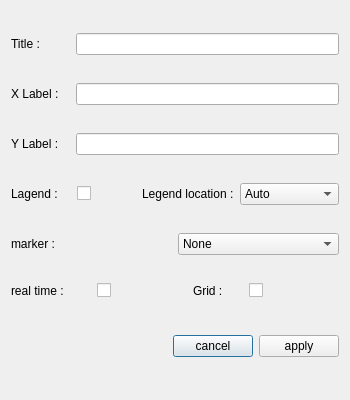
Old version of the form customize_dialog.ui in the repository Meliani-Mehdi/Graphite_QT.
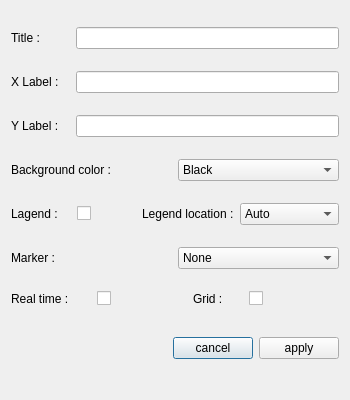
New version of the form. Icons and pictures are not drawn.

Commit message: forgot to add this stuff from last time

```diff
--- a/customize_dialog.ui
+++ b/customize_dialog.ui
@@ -32,7 +32,7 @@
   <property name="styleSheet">
    <string notr="true"/>
   </property>
-  <layout class="QVBoxLayout" name="verticalLayout" stretch="1,1,1,1,0,1,1">
+  <layout class="QVBoxLayout" name="verticalLayout" stretch="1,1,1,0,1,0,1,1">
    <item>
     <layout class="QHBoxLayout" name="horizontalLayout_2" stretch="2,9">
      <item>
@@ -75,6 +75,36 @@
      </item>
     </layout>
    </item>
+   <item>
+    <layout class="QHBoxLayout" name="horizontalLayout_8" stretch="1,1">
+     <item>
+      <widget class="QLabel" name="lab_bg">
+       <property name="text">
+        <string>Background color :</string>
+       </property>
+      </widget>
+     </item>
+     <item>
+      <widget class="QComboBox" name="bg_color">
+       <item>
+        <property name="text">
+         <string>Black</string>
+        </property>
+       </item>
+       <item>
+        <property name="text">
+         <string>White</string>
+        </property>
+       </item>
+       <item>
+        <property name="text">
+         <string>Green</string>
+        </property>
+       </item>
+      </widget>
+     </item>
+    </layout>
+   </item>
    <item>
     <layout class="QHBoxLayout" name="horizontalLayout_5">
      <item>
@@ -165,7 +195,7 @@
         </size>
        </property>
        <property name="text">
-        <string>marker : </string>
+        <string>Marker : </string>
        </property>
       </widget>
      </item>
@@ -485,7 +515,7 @@
         </size>
        </property>
        <property name="text">
-        <string>real time :</string>
+        <string>Real time :</string>
        </property>
       </widget>
      </item>
```
The commit also changes 4 other files.
